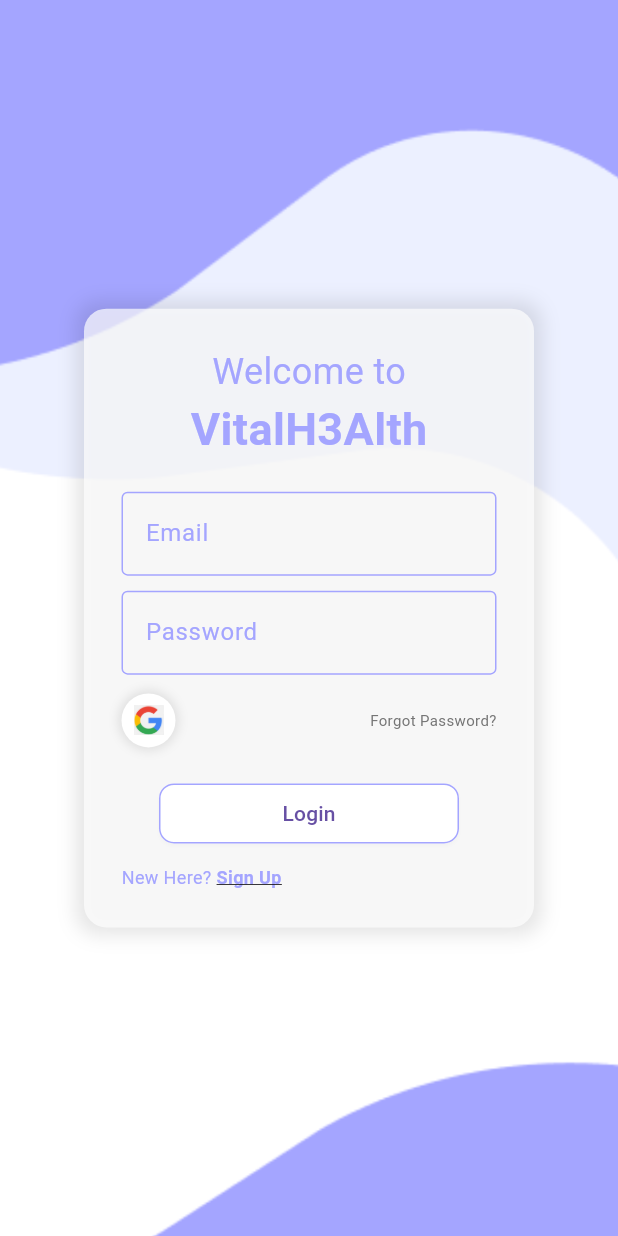
After one commit to skooi928/vitalhealth, a Flutter app: the Login screen opened directly, on a phone screen of 412 x 824 dp. The commit adds this screen. Run offline on Flutter 3.47's test engine with Material 3 defaults, Android fonts, the phone set to English and light mode, and no system bars.

Commit message:
Added login page ui

```diff
--- /dev/null
+++ b/lib/login.dart
@@ -0,0 +1,220 @@
+import 'package:flutter/material.dart';
+
+class Login extends StatefulWidget {
+  const Login({Key? key}) : super(key: key);
+
+  @override
+  LoginState createState() => LoginState();
+}
+
+class LoginState extends State<Login> {
+  @override
+  Widget build(BuildContext context) {
+    return Scaffold(
+      body: Stack(
+        children: [
+          // Full-screen image
+          Positioned.fill(
+            child: Image.asset(
+              'assets/images/login_bg.png',
+              fit: BoxFit.cover,
+            ),
+          ),
+          // Blurred and transparent container with login UI
+          Center(
+            child: Container(
+              width: 300,
+              padding: const EdgeInsets.all(25),
+              decoration: BoxDecoration(
+                color: Colors.white.withOpacity(0.69),
+                borderRadius: BorderRadius.circular(15),
+                boxShadow: [
+                  BoxShadow(
+                    color: Colors.black.withOpacity(0.1),
+                    blurRadius: 10,
+                    spreadRadius: 5,
+                  ),
+                ],
+              ),
+              child: Column(
+                mainAxisSize: MainAxisSize.min,
+                children: [
+                  const Center(
+                    child: Column(
+                      children: [
+                        Text(
+                          'Welcome to',
+                          style: TextStyle(
+                            fontSize: 24,
+                            color: Color(0xFFA4A5FF),
+                          ),
+                        ),
+                        Text(
+                          'VitalH3Alth',
+                          style: TextStyle(
+                            fontSize: 30,
+                            fontWeight: FontWeight.bold,
+                            color: Color(0xFFA4A5FF),
+                          ),
+                        ),
+                      ],
+                    ),
+                  ),
+                  const SizedBox(
+                      height:
+                          20), // Add this to add space between the text and the text field
+                  const TextField(
+                    decoration: InputDecoration(
+                      labelText: 'Email',
+                      labelStyle: TextStyle(
+                        color: Color(0xFFA4A5FF),
+                      ),
+                      border: OutlineInputBorder(
+                        borderSide: BorderSide(
+                          color: Color(
+                              0xFFA4A5FF), // Set the desired color for the border
+                        ),
+                      ),
+                      enabledBorder: OutlineInputBorder(
+                        borderSide: BorderSide(
+                          color: Color(
+                              0xFFA4A5FF), // Set the desired color for the enabled border
+                        ),
+                      ),
+                      focusedBorder: OutlineInputBorder(
+                        borderSide: BorderSide(
+                          color: Color(
+                              0xFFA4A5FF), // Set the desired color for the focused border
+                        ),
+                      ),
+                    ),
+                  ),
+                  const SizedBox(height: 10),
+                  const TextField(
+                    obscureText: true,
+                    decoration: InputDecoration(
+                      labelText: 'Password',
+                      labelStyle: TextStyle(
+                        color: Color(0xFFA4A5FF),
+                      ),
+                      border: OutlineInputBorder(
+                        borderSide: BorderSide(
+                          color: Color(
+                              0xFFA4A5FF), // Set the desired color for the border
+                        ),
+                      ),
+                      enabledBorder: OutlineInputBorder(
+                        borderSide: BorderSide(
+                          color: Color(
+                              0xFFA4A5FF), // Set the desired color for the enabled border
+                        ),
+                      ),
+                      focusedBorder: OutlineInputBorder(
+                        borderSide: BorderSide(
+                          color: Color(
+                              0xFFA4A5FF), // Set the desired color for the focused border
+                        ),
+                      ),
+                    ),
+                  ),
+                  const SizedBox(height: 12.5),
+                  Align(
+                    alignment: Alignment.centerRight,
+                    child: Row(
+                      mainAxisAlignment: MainAxisAlignment.spaceBetween,
+                      children: [
+                        GestureDetector(
+                          onTap: () {
+                            // Handle login with Google
+                          },
+                          child: Container(
+                            padding: const EdgeInsets.all(8.0),
+                            decoration: BoxDecoration(
+                              shape: BoxShape.circle,
+                              color: Colors
+                                  .white, // Background color of the button
+                              boxShadow: [
+                                BoxShadow(
+                                  color: Colors.black.withOpacity(0.1),
+                                  blurRadius: 5,
+                                  spreadRadius: 2,
+                                ),
+                              ],
+                            ),
+                            child: Image.asset(
+                              'assets/images/google_icon.png',
+                              height: 20,
+                              width: 20,
+                            ),
+                          ),
+                        ),
+                        GestureDetector(
+                          onTap: () {
+                            // Handle forgot password
+                          },
+                          child: const Text(
+                            'Forgot Password?',
+                            style: TextStyle(
+                                color: Color(0xFF757575), fontSize: 10),
+                          ),
+                        ),
+                      ],
+                    ),
+                  ),
+                  const SizedBox(height: 20),
+                  SizedBox(
+                    width: 200,
+                    child: ElevatedButton(
+                      onPressed: () {
+                        // Handle login
+                      },
+                      style: ElevatedButton.styleFrom(
+                        shape: RoundedRectangleBorder(
+                          side: const BorderSide(
+                              color: Color(0xFFA4A5FF),
+                              width: 1), // Add black border
+                          borderRadius: BorderRadius.circular(10),
+                        ),
+                        backgroundColor: Colors
+                            .white, // Set the background color to transparent
+                        shadowColor:
+                            Colors.black.withOpacity(0.1), // Remove the shadow
+                      ),
+                      child: const Text('Login'),
+                    ),
+                  ),
+                  const SizedBox(height: 10),
+                  Row(
+                    children: [
+                      const Text(
+                        'New Here? ',
+                        style: TextStyle(
+                          fontSize: 12,
+                          color: Color(0xFFA4A5FF),
+                        ),
+                      ),
+                      GestureDetector(
+                        onTap: () {
+                          // Handle sign up
+                        },
+                        child: const Text(
+                          'Sign Up',
+                          style: TextStyle(
+                            fontSize: 12,
+                            fontWeight: FontWeight.bold,
+                            color: Color(0xFFA4A5FF),
+                            decoration: TextDecoration.underline,
+                          ),
+                        ),
+                      ),
+                    ],
+                  ),
+                ],
+              ),
+            ),
+          ),
+        ],
+      ),
+    );
+  }
+}
--- a/lib/main.dart
+++ b/lib/main.dart
@@ -1,6 +1,7 @@
 import 'package:flutter/material.dart';
 import 'package:flutter/services.dart';
 import 'home.dart';
+import 'login.dart';
 
 void main() {
   runApp(const MyApp());
--- a/pubspec.yaml
+++ b/pubspec.yaml
@@ -79,6 +79,8 @@ flutter:
   # see https://flutter.dev/custom-fonts/#from-packages
   assets:
     - assets/images/onboarding_screen.png
+    - assets/images/login_bg.png
+    - assets/images/google_icon.png
     - assets/images/avatar_not_login.png
     - assets/images/doctor.png
     - assets/images/pharmacy1.jpg
```
Also changed, not shown: assets/images/google_icon.png (added), assets/images/login_bg.png (added).
